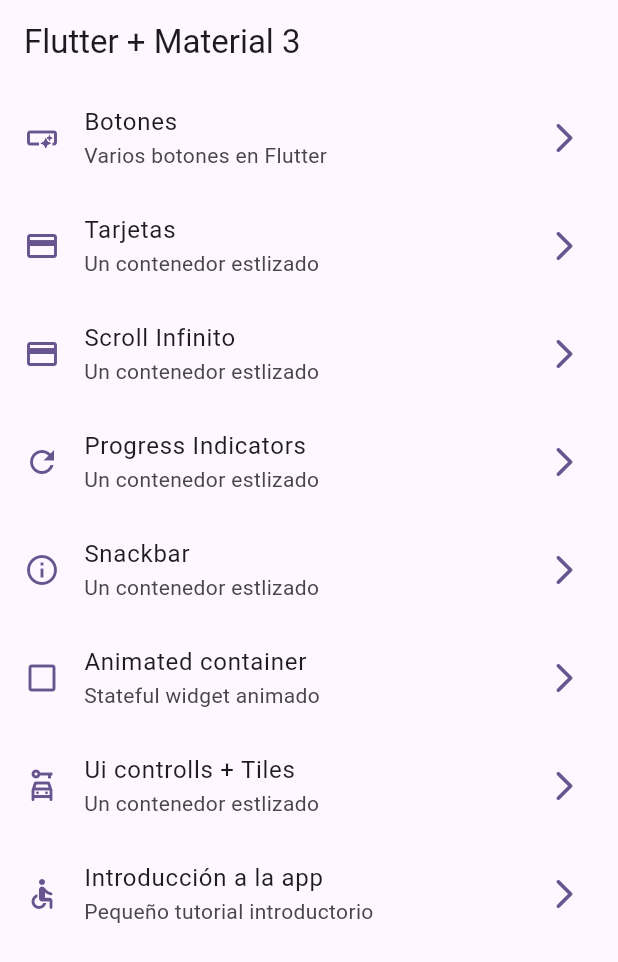
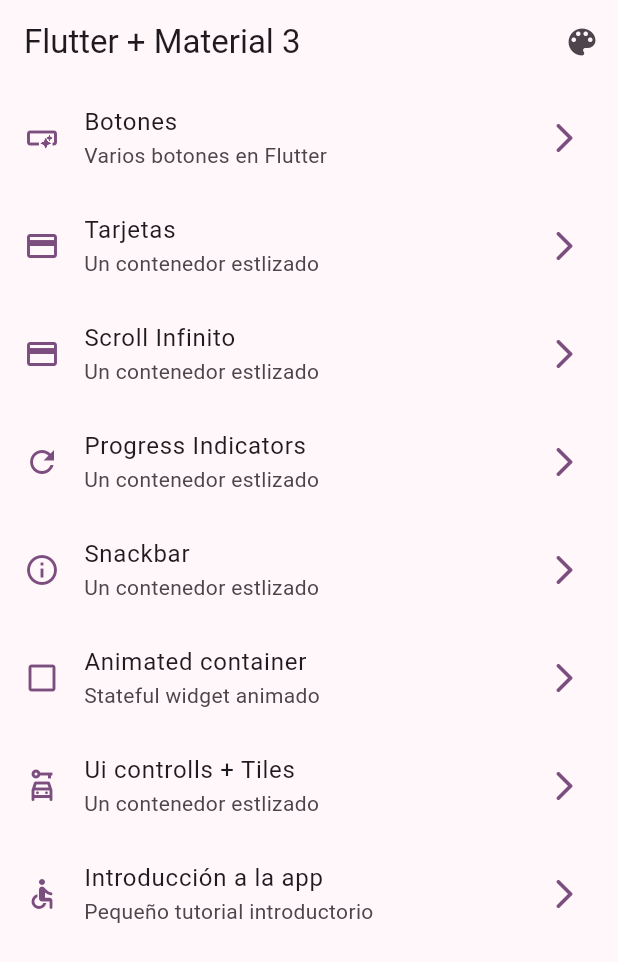
Before and after one commit to JorgeMunarriz/widgets_app, a Flutter app: the screen it shows after launch, on a phone screen of 412 x 824 dp. Shown: the top 962 px of the screen. Run offline on Flutter 3.47's test engine with Material 3 defaults, Android fonts, the phone set to English and light mode, and no system bars; our stand-ins replace animate_do, go_router.

Commit message:
pageView finalizado

```diff
--- a/lib/config/theme/app_theme.dart
+++ b/lib/config/theme/app_theme.dart
@@ -15,16 +15,17 @@ const colorList = <Color>[
 class AppTheme {
   final int selectedColor;
   AppTheme({
-    this.selectedColor = 0,
+    this.selectedColor = 0, required bool isDarkMode,
   })  : assert(selectedColor >= 0, 'Selected color must be greater than 0'),
         assert(selectedColor < colorList.length,
             'Selected color must be less or equal than ${colorList.length - 1}');
   // assert(selectedColor < 0, 'Selected color must be greater than 0');
 
   ThemeData getTheme() => ThemeData(
-      useMaterial3: true,
-      colorSchemeSeed: colorList[selectedColor],
-      appBarTheme: const AppBarTheme(
-        centerTitle: false,
-      ));
+        useMaterial3: true,
+        colorSchemeSeed: colorList[selectedColor],
+        appBarTheme: const AppBarTheme(
+          centerTitle: false,
+        ),
+      );
 }
--- a/lib/main.dart
+++ b/lib/main.dart
@@ -1,6 +1,7 @@
 import 'package:flutter/material.dart';
+import 'package:provider/provider.dart';
 import 'package:widgets_app/config/router/app_router.dart';
-import 'package:widgets_app/config/theme/app_theme.dart';
+import 'package:widgets_app/presentation/screens/providers/theme_provider.dart';
 
 void main() {
   runApp(const MainApp());
@@ -11,10 +12,17 @@ class MainApp extends StatelessWidget {
 
   @override
   Widget build(BuildContext context) {
-    return MaterialApp.router(
-      routerConfig: appRouter,
-      debugShowCheckedModeBanner: false,
-      theme: AppTheme(selectedColor: 5).getTheme(),
+    return ChangeNotifierProvider(
+      create: (_) => ThemeProvider(),
+      child: Consumer<ThemeProvider>(
+        builder: (context, themeProvider, _) {
+          return MaterialApp.router(
+            routerConfig: appRouter,
+            debugShowCheckedModeBanner: false,
+            theme: themeProvider.theme,
+          );
+        },
+      ),
     );
   }
 }
--- a/lib/presentation/screens/home/home_screen.dart
+++ b/lib/presentation/screens/home/home_screen.dart
@@ -1,18 +1,43 @@
 import 'package:flutter/material.dart';
 import 'package:go_router/go_router.dart';
+import 'package:provider/provider.dart';
 import 'package:widgets_app/config/menu/menu_items.dart';
+import 'package:widgets_app/config/theme/app_theme.dart';
+import 'package:widgets_app/presentation/screens/providers/theme_provider.dart';
 
-class HomeScreen extends StatelessWidget {
+class HomeScreen extends StatefulWidget {
   static const String name = 'home_screen';
   const HomeScreen({super.key});
 
   @override
+  State<HomeScreen> createState() => _HomeScreenState();
+}
+
+class _HomeScreenState extends State<HomeScreen> {
+  int selectedColor = 0;
+  bool isDarkMode = false;
+
+  void changeTheme() {
+    setState(() {
+      selectedColor = (selectedColor + 1) % colorList.length;
+    });
+  }
+
+  @override
   Widget build(BuildContext context) {
+    final themeProvider = Provider.of<ThemeProvider>(context);
+
     return Scaffold(
       appBar: AppBar(
         title: const Text(
           'Flutter + Material 3',
         ),
+        actions: [
+          IconButton(
+            onPressed: () => themeProvider.changeColor(),
+            icon: const Icon(Icons.color_lens_rounded),
+          ),
+        ],
       ),
       body: const _HomeView(),
     );
--- /dev/null
+++ b/lib/presentation/screens/providers/theme_provider.dart
@@ -0,0 +1,22 @@
+import 'package:flutter/material.dart';
+import 'package:widgets_app/config/theme/app_theme.dart';
+
+class ThemeProvider extends ChangeNotifier {
+  int _selectedColor = 4;
+  bool _isDarkMode = false;
+
+  int get selectedColor => _selectedColor;
+  bool get isDarkMode => _isDarkMode;
+
+  ThemeData get theme => AppTheme(selectedColor: _selectedColor, isDarkMode: _isDarkMode).getTheme();
+
+  void changeColor() {
+    _selectedColor = (_selectedColor + 1) % colorList.length;
+    notifyListeners();
+  }
+
+  void toggleDarkMode() {
+    _isDarkMode = !_isDarkMode;
+    notifyListeners();
+  }
+}
--- a/pubspec.yaml
+++ b/pubspec.yaml
@@ -7,9 +7,11 @@ environment:
   sdk: ">=2.19.2 <3.0.0"
 
 dependencies:
+  animate_do: ^3.3.4
   flutter:
     sdk: flutter
   go_router: ^14.4.1
+  provider: ^6.1.2
 
 dev_dependencies:
   flutter_lints: ^2.0.0
@@ -19,5 +21,5 @@ dev_dependencies:
 flutter:
   uses-material-design: true
 
-asset:
-  - assets/images/
+  assets:
+    - assets/images/
```
Also changed, not shown: lib/presentation/screens/app_tutorial/app_tutorial_screen.dart (+143 -2 lines), pubspec.lock.
